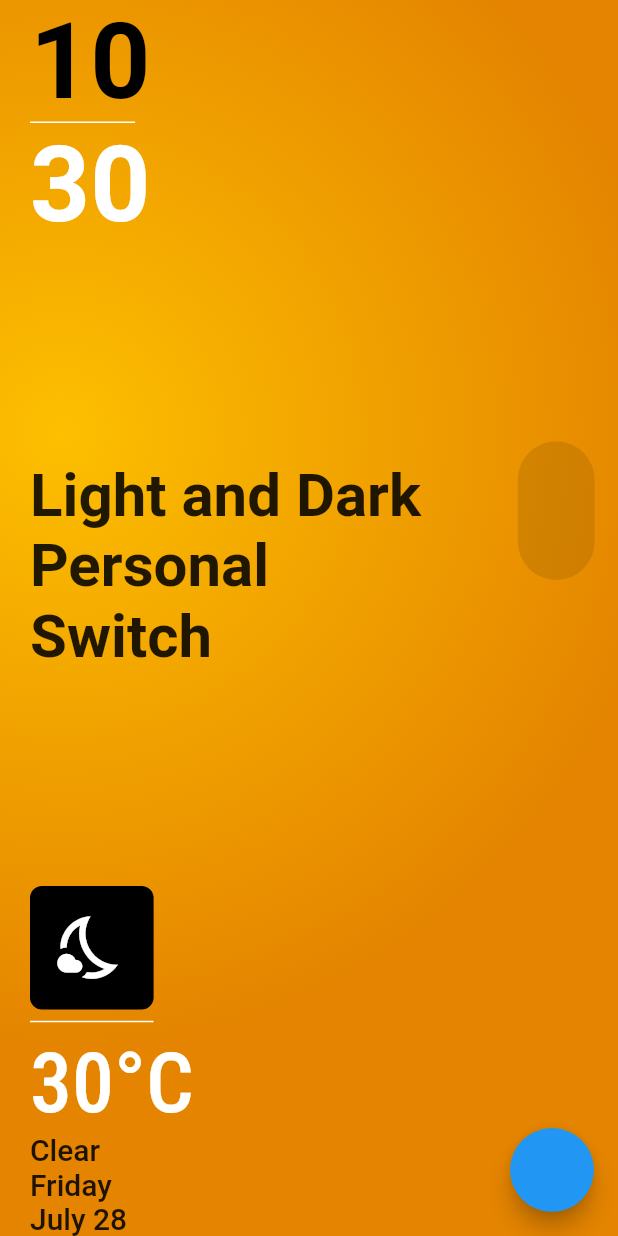
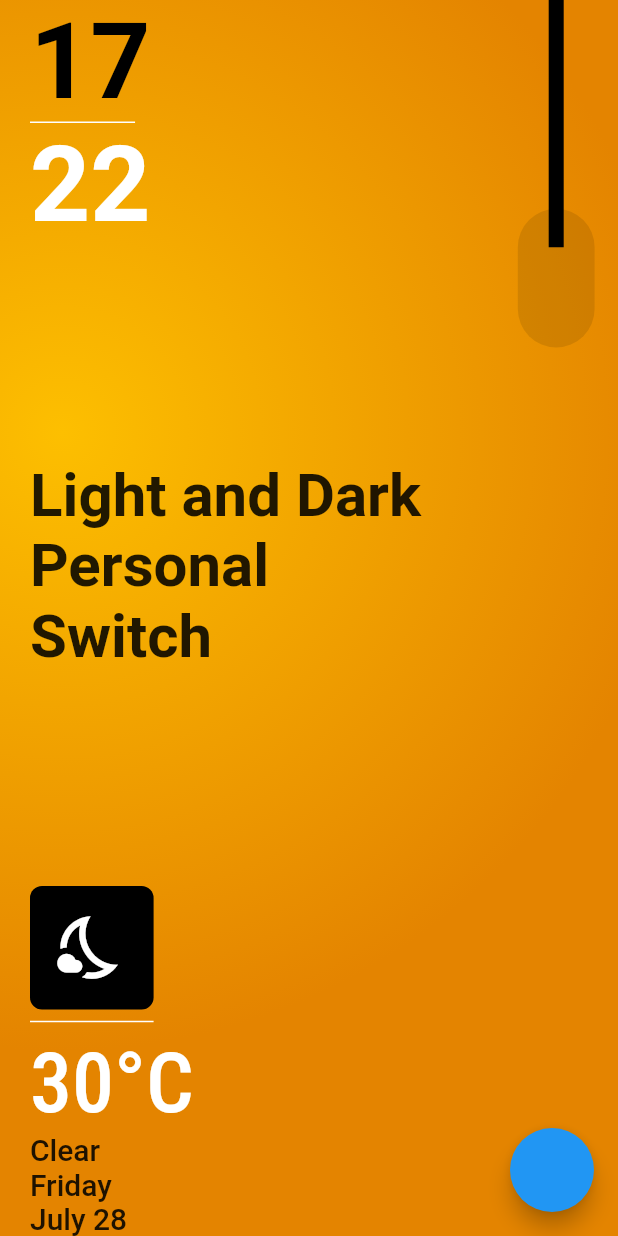
Before and after one commit to fidelisnwabisi/light_dark_switch, a Flutter app: the screen it shows after launch, on a phone screen of 412 x 824 dp. Run offline on Flutter 3.47's test engine with Material 2 defaults, Android fonts, the phone set to English and light mode, and no system bars; our stand-ins replace google_fonts, shared_preferences.

Commit message:
created wire

```diff
--- a/lib/main.dart
+++ b/lib/main.dart
@@ -1,7 +1,7 @@
 import 'package:flutter/material.dart';
 import 'package:light_dark_switch/app_theme.dart';
 import 'package:light_dark_switch/constant/constant.dart';
-import 'package:light_dark_switch/home_screen.dart';
+import 'package:light_dark_switch/screen/home_screen.dart';
 import 'package:provider/provider.dart';
 import 'package:shared_preferences/shared_preferences.dart';
 
--- /dev/null
+++ b/lib/screen/components/wire_draw.dart
@@ -0,0 +1,61 @@
+import 'package:flutter/material.dart';
+import 'package:light_dark_switch/app_theme.dart';
+import 'package:provider/provider.dart';
+
+class Wire extends StatefulWidget {
+  const Wire(
+      {super.key, required this.initialPosition, required this.toOffset});
+  final Offset initialPosition;
+  final Offset toOffset;
+
+  @override
+  State<Wire> createState() => _WireState();
+}
+
+class _WireState extends State<Wire> {
+  @override
+  Widget build(BuildContext context) {
+    ThemeProvider themeProvider = Provider.of<ThemeProvider>(context);
+    return CustomPaint(
+      painter: WirePainter(
+        initialPosition: widget.initialPosition,
+        toOffset: widget.toOffset,
+        themeProvider: themeProvider,
+      ),
+    );
+  }
+}
+
+class WirePainter extends CustomPainter {
+  final Offset initialPosition;
+  final Offset toOffset;
+  final ThemeProvider themeProvider;
+
+  Paint? _paint;
+
+  WirePainter(
+      {required this.initialPosition,
+      required this.toOffset,
+      required this.themeProvider});
+  @override
+  void paint(Canvas canvas, Size size) {
+    _paint = Paint()
+      ..color = themeProvider.themeMode().switchColor!
+      ..strokeWidth = 10
+      ..style = PaintingStyle.stroke;
+
+    canvas.drawLine(initialPosition, toOffset, _paint!);
+  }
+
+  @override
+  bool shouldRepaint(covariant CustomPainter oldDelegate) {
+    // TODO: implement shouldRepaint
+    throw UnimplementedError();
+  }
+
+  // @override
+  // bool shouldRepaint(WirePainter oldDelegate) => false;
+
+  // @override
+  // bool shouldRebuildSemantics(WirePainter oldDelegate) => false;
+}
--- a/lib/home_screen.dart
+++ b/lib/screen/home_screen.dart
@@ -2,6 +2,7 @@ import 'package:flutter/material.dart';
 import 'package:intl/intl.dart';
 import 'package:light_dark_switch/app_theme.dart';
 import 'package:light_dark_switch/constant/constant.dart';
+import 'package:light_dark_switch/screen/components/wire_draw.dart';
 import 'package:provider/provider.dart';
 
 class HomeScreen extends StatefulWidget {
@@ -60,7 +61,8 @@ class _HomeScreenState extends State<HomeScreen> {
                   crossAxisAlignment: CrossAxisAlignment.start,
                   children: [
                     Text(
-                      DateTime.now().hour.toString(),
+                      // DateTime.now().hour.toString(),
+                      "17",
                       style: Theme.of(context).textTheme.displayLarge,
                     ),
                     // ignore: prefer_const_constructors
@@ -73,7 +75,8 @@ class _HomeScreenState extends State<HomeScreen> {
                       ),
                     ),
                     Text(
-                      DateTime.now().minute.toString(),
+                      // DateTime.now().minute.toString(),
+                      "22",
                       style: Theme.of(context)
                           .textTheme
                           .displayLarge!
@@ -133,7 +136,7 @@ class _HomeScreenState extends State<HomeScreen> {
               ),
             ),
             Positioned(
-              top: containerPosition.dy - size.width * .1 / 2 + 150,
+              top: containerPosition.dy - size.width * .1 / 2 - 5,
               left: containerPosition.dx - size.width * .1 / 2 - 5,
               child: Container(
                 width: size.width * .1 + 10,
@@ -144,9 +147,10 @@ class _HomeScreenState extends State<HomeScreen> {
                 ),
               ),
             ),
-            // Wire(
-            //   initialPosition: initialPosition,
-            // )
+            Wire(
+              initialPosition: initialPosition,
+              toOffset: switchPosition,
+            )
           ],
         ),
       ),
```
